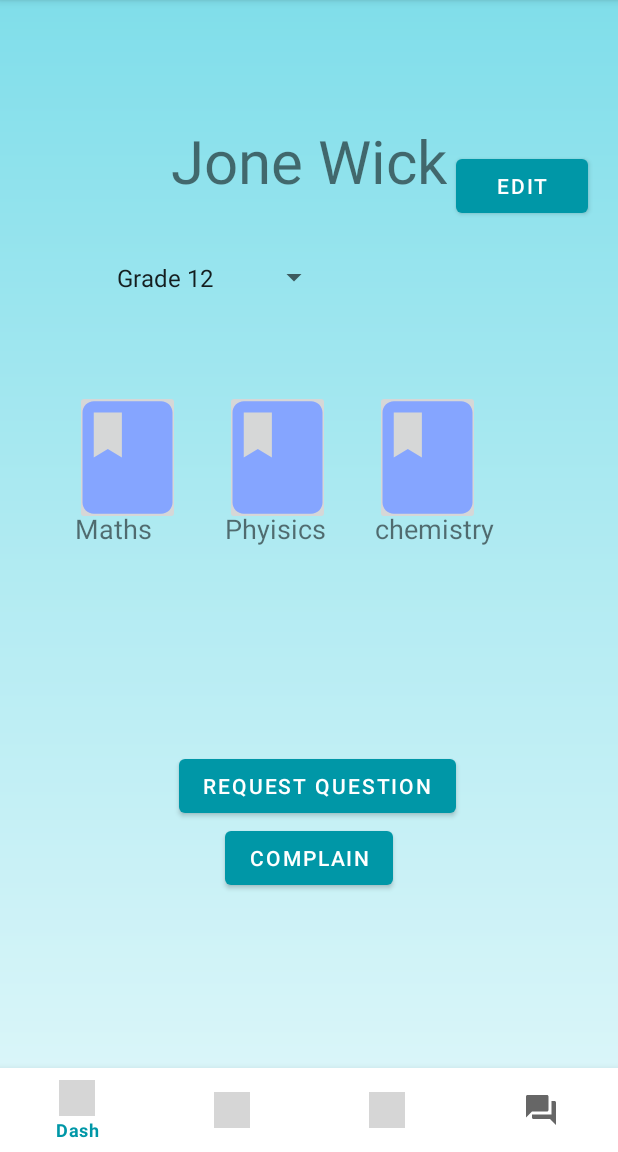
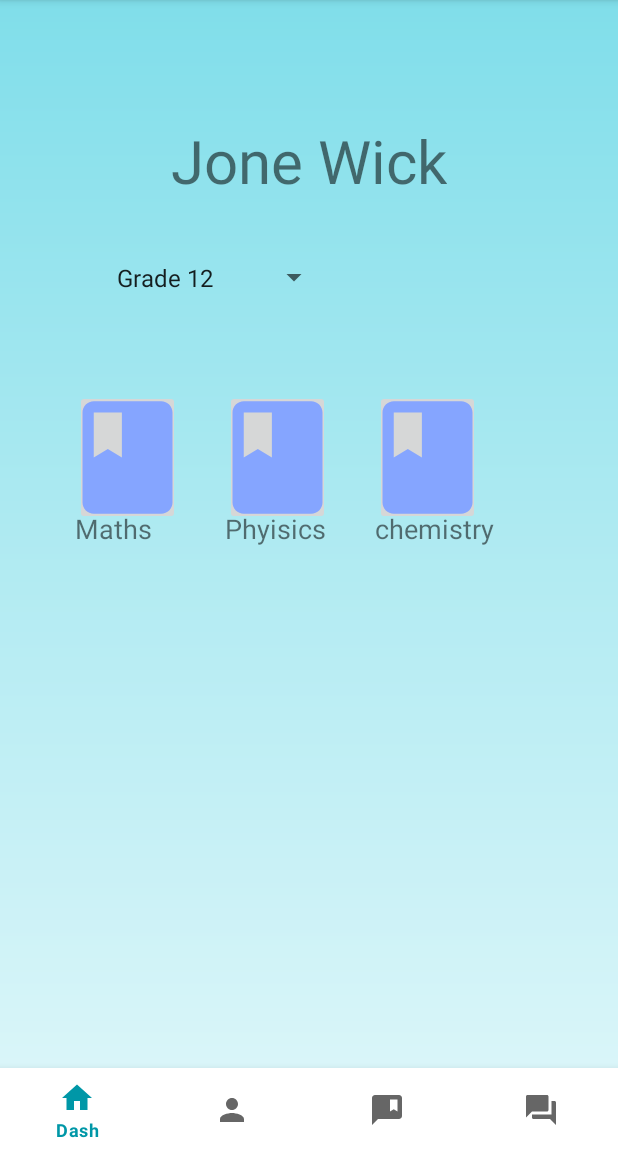
Before and after one commit to geethmaka/StudyHelper-Android-Firebase, an Android app: the sm_DashFragment screen opened directly, with no data from a screen before it, on a phone screen of 412 x 824 dp, the part 84-1236 px from its top. Run offline under Robolectric (Android 15) with nearby library versions, the light colour scheme and no system bars; our stand-ins replace navigation-ui; grey boxes are pictures that could not be loaded.

```diff
--- a/app/src/main/AndroidManifest.xml
+++ b/app/src/main/AndroidManifest.xml
@@ -29,7 +29,7 @@
             android:name=".tm_pdf"
             android:exported="true" /> <!-- android:theme="@android:style/Theme.Holo.NoActionBar.Fullscreen"> -->
         <activity
-            android:name=".TM_Main"
+            android:name=".TeacherMainActivity"
             android:exported="true" />
         <activity
             android:name=".CH_Main"
--- a/app/src/main/java/com/example/madd_project/ui/login/LoginActivity.java
+++ b/app/src/main/java/com/example/madd_project/ui/login/LoginActivity.java
@@ -30,6 +30,7 @@
 import com.example.madd_project.Registration;
 import com.example.madd_project.SM_MainActivity;
 import com.example.madd_project.TM_Main;
+import com.example.madd_project.TeacherMainActivity;
 import com.example.madd_project.databinding.ActivityLoginBinding;
 
 public class LoginActivity extends AppCompatActivity {
@@ -147,7 +148,7 @@
 
     public void gotoTMProfile(View view) {
         final Context context = this;
-        Intent intent = new Intent(context, TM_Main.class);
+        Intent intent = new Intent(context, TeacherMainActivity.class);
         startActivity(intent);
     }
     public void gotoSMProfile(View view) {
--- /dev/null
+++ b/app/src/main/res/drawable/sm_dash.xml
@@ -0,0 +1,10 @@
+<vector xmlns:android="http://schemas.android.com/apk/res/android"
+    android:width="24dp"
+    android:height="24dp"
+    android:viewportWidth="24"
+    android:viewportHeight="24"
+    android:tint="?attr/colorControlNormal">
+  <path
+      android:fillColor="@android:color/white"
+      android:pathData="M10,20v-6h4v6h5v-8h3L12,3 2,12h3v8z"/>
+</vector>
--- a/app/src/main/res/layout/activity_frogetpassword_second.xml
+++ b/app/src/main/res/layout/activity_frogetpassword_second.xml
@@ -4,8 +4,7 @@
     xmlns:tools="http://schemas.android.com/tools"
     android:layout_width="match_parent"
     android:layout_height="match_parent"
-    android:background="@drawable/pagebackground"
-    tools:context=".SM_Main">
+    android:background="@drawable/pagebackground">
 
     <RelativeLayout
         android:layout_width="match_parent"
--- a/app/src/main/res/layout/activity_tm_link.xml
+++ b/app/src/main/res/layout/activity_tm_link.xml
@@ -5,11 +5,14 @@
     android:layout_width="match_parent"
     android:layout_height="match_parent"
     tools:context=".tm_link">
+
     <RelativeLayout
-        xmlns:android="http://schemas.android.com/apk/res/android"
+        android:id="@+id/relativeLayout"
         android:layout_width="wrap_content"
         android:layout_height="wrap_content"
-        android:background="#62def8">
+        android:background="#62def8"
+        app:layout_constraintStart_toStartOf="parent"
+        app:layout_constraintTop_toTopOf="parent">
 
         <TextView
             android:layout_width="wrap_content"
--- a/app/src/main/res/layout/fragment_sm__dash.xml
+++ b/app/src/main/res/layout/fragment_sm__dash.xml
@@ -23,19 +23,6 @@
             android:textSize="60px">
 
         </TextView>
-
-
-        <Button
-            android:layout_width="wrap_content"
-            android:layout_height="wrap_content"
-            android:layout_alignParentTop="true"
-            android:layout_alignParentRight="true"
-            android:layout_marginTop="100dp"
-            android:layout_marginRight="20dp"
-            android:onClick="gotoedit"
-            android:text="Edit">
-
-        </Button>
 
 
     </RelativeLayout>
@@ -123,35 +110,4 @@
 
     </RelativeLayout>
 
-    <RelativeLayout
-        android:layout_width="match_parent"
-        android:layout_height="100dp"
-        android:layout_alignParentTop="true"
-        android:layout_alignParentEnd="true"
-        android:layout_marginTop="500dp">
-
-        <Button
-            android:id="@+id/s_requestquestions"
-            android:layout_width="wrap_content"
-            android:layout_height="wrap_content"
-            android:layout_alignParentTop="true"
-            android:layout_alignParentEnd="true"
-            android:layout_marginTop="0dp"
-            android:layout_marginEnd="108dp"
-            android:text="Request Question"
-            android:onClick="gotorequestquestion"/>
-
-
-        <Button
-            android:id="@+id/scomplain"
-            android:layout_width="wrap_content"
-            android:layout_height="wrap_content"
-            android:layout_below="@+id/s_requestquestions"
-            android:layout_centerHorizontal="true"
-            android:text="Complain"
-            tools:layout_editor_absoluteY="497dp"
-            android:onClick="gotosmcompalin"/>
-
-    </RelativeLayout>
-
 </RelativeLayout>
--- a/app/src/main/res/layout/fragment_teacher_dash_board.xml
+++ b/app/src/main/res/layout/fragment_teacher_dash_board.xml
@@ -59,7 +59,6 @@
         android:layout_width="wrap_content"
         android:layout_height="wrap_content"
         android:layout_marginBottom="8dp"
-        android:onClick="pdf_popup_window"
         android:background="@drawable/circluar_button"
         android:src="@drawable/ic_add_pdf"
         app:layout_constraintBottom_toTopOf="@+id/textView3"
--- a/app/src/main/res/menu/sm_bottom_menu.xml
+++ b/app/src/main/res/menu/sm_bottom_menu.xml
@@ -7,12 +7,12 @@
         android:title="Dash" />
     <item
         android:id="@+id/sm_ProfileFragment"
-        android:icon="@drawable/sm_profile"
+        android:icon="@drawable/ic_baseline_person_24"
         android:title="profile"/>
     <item
         android:id="@+id/sm_ComplainFragment"
         android:title="compalin"
-        android:icon="@drawable/sm_compalin"/>
+        android:icon="@drawable/ic_complain"/>
     <item
         android:id="@+id/sm_rqFragment"
         android:icon="@drawable/sm_rq"
```
